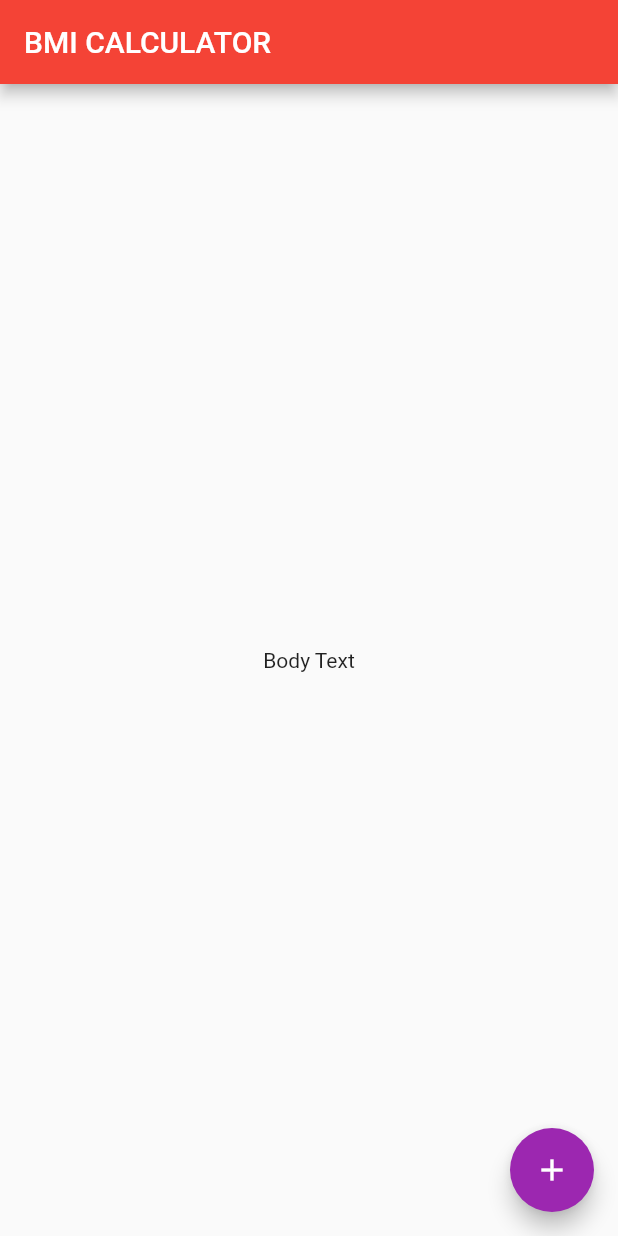
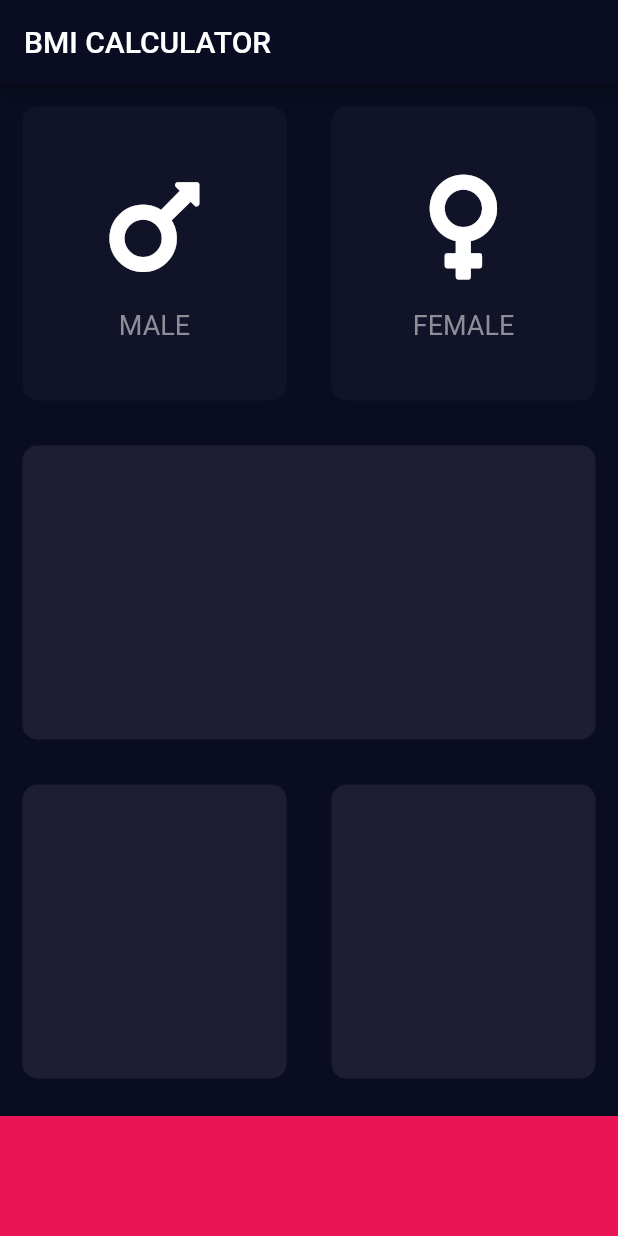
Before and after one commit to flavioccf/bmi_calculator_flutter, a Flutter app: the screen it shows after launch, on a phone screen of 412 x 824 dp. Run offline on Flutter 3.47's test engine with Material 2 defaults, Android fonts, the phone set to English and light mode, and no system bars; our stand-ins replace font_awesome_flutter.

Commit message:
ternary operator for gender pick

```diff
--- a/lib/main.dart
+++ b/lib/main.dart
@@ -1,4 +1,5 @@
 import 'package:bmi_calculator/themes/theme.dart';
+import 'package:bmi_calculator/views/input_page.dart';
 import 'package:flutter/material.dart';
 
 void main() => runApp(BMICalculator());
@@ -7,30 +8,8 @@ class BMICalculator extends StatelessWidget {
   @override
   Widget build(BuildContext context) {
     return MaterialApp(
-      theme: appTheme(),
+      theme: appDarkTheme(),
       home: InputPage(),
     );
   }
 }
-
-class InputPage extends StatefulWidget {
-  @override
-  _InputPageState createState() => _InputPageState();
-}
-
-class _InputPageState extends State<InputPage> {
-  @override
-  Widget build(BuildContext context) {
-    return Scaffold(
-      appBar: AppBar(
-        title: Text('BMI CALCULATOR'),
-      ),
-      body: Center(
-        child: Text('Body Text'),
-      ),
-      floatingActionButton: FloatingActionButton(
-        child: Icon(Icons.add),
-      ),
-    );
-  }
-}
--- a/lib/themes/theme.dart
+++ b/lib/themes/theme.dart
@@ -1,9 +1,19 @@
 import 'package:flutter/material.dart';
 
-
-appTheme () {
+appTheme() {
   return ThemeData(
-    primaryColor: Colors.red,
-    accentColor: Colors.purple,
+    primaryColor: Color(0xFF0A0D22),
+    scaffoldBackgroundColor: Color(0xFF0A0D22),
+    accentColor: Color(0xFFEB1555),
+    textTheme: TextTheme(
+      bodyText2: TextStyle(color: Colors.white),
+    ),
   );
 }
+
+appDarkTheme() {
+  return ThemeData.dark().copyWith(
+    primaryColor: Color(0xFF0A0D22),
+    scaffoldBackgroundColor: Color(0xFF0A0D22),
+  );
+}
--- /dev/null
+++ b/lib/views/input_page.dart
@@ -0,0 +1,92 @@
+import 'package:bmi_calculator/widgets/icon_content.dart';
+import 'package:bmi_calculator/widgets/reusable_card.dart';
+import 'package:flutter/material.dart';
+import 'package:font_awesome_flutter/font_awesome_flutter.dart';
+
+const bottomContainerHeight = 80.0;
+const bottomContainerColor = Color(0xFFEB1555);
+
+enum Gender {
+  male,
+  female,
+}
+
+class InputPage extends StatefulWidget {
+  @override
+  _InputPageState createState() => _InputPageState();
+}
+
+class _InputPageState extends State<InputPage> {
+  Gender selectedGender;
+
+  @override
+  Widget build(BuildContext context) {
+    return Scaffold(
+      appBar: AppBar(
+        title: Text('BMI CALCULATOR'),
+      ),
+      body: Column(
+        children: [
+          Expanded(
+            child: Row(
+              children: [
+                Expanded(
+                  child: ReusableCard(
+                    color: selectedGender == Gender.male
+                        ? activeColor
+                        : inactiveCardColor,
+                    cardChild: IconContent(
+                      cardText: 'MALE',
+                      fontIcon: FontAwesomeIcons.mars,
+                    ),
+                    function: () {
+                      setState(() {
+                        selectedGender = Gender.male;
+                      });
+                    },
+                  ),
+                ),
+                Expanded(
+                  child: ReusableCard(
+                    color: selectedGender == Gender.female
+                        ? activeColor
+                        : inactiveCardColor,
+                    cardChild: IconContent(
+                      cardText: 'FEMALE',
+                      fontIcon: FontAwesomeIcons.venus,
+                    ),
+                    function: () {
+                      setState(() {
+                        selectedGender = Gender.female;
+                      });
+                    },
+                  ),
+                ),
+              ],
+            ),
+          ),
+          Expanded(
+            child: ReusableCard(),
+          ),
+          Expanded(
+              child: Row(
+            children: [
+              Expanded(
+                child: ReusableCard(),
+              ),
+              Expanded(
+                child: ReusableCard(),
+              ),
+            ],
+          )),
+          Container(
+            color: bottomContainerColor,
+            margin: EdgeInsets.only(top: 10.0),
+            width: double.infinity,
+            height: bottomContainerHeight,
+          )
+        ],
+      ),
+    );
+  }
+}
--- /dev/null
+++ b/lib/widgets/icon_content.dart
@@ -0,0 +1,33 @@
+import 'package:flutter/material.dart';
+
+const TextStyle textStyle = TextStyle(
+  fontSize: 18.0,
+  color: Color(0XFF8D8E98),
+);
+
+class IconContent extends StatelessWidget {
+  IconContent({@required this.fontIcon, @required this.cardText});
+  final IconData fontIcon;
+  final String cardText;
+
+  @override
+  Widget build(BuildContext context) {
+    return Column(
+      mainAxisAlignment: MainAxisAlignment.center,
+      crossAxisAlignment: CrossAxisAlignment.center,
+      children: [
+        Icon(
+          fontIcon,
+          size: 80.0,
+        ),
+        SizedBox(
+          height: 15.0,
+        ),
+        Text(
+          cardText,
+          style: textStyle,
+        )
+      ],
+    );
+  }
+}
--- /dev/null
+++ b/lib/widgets/reusable_card.dart
@@ -0,0 +1,26 @@
+import 'package:flutter/material.dart';
+
+const activeColor = Color(0xFF1D1E33);
+const inactiveCardColor = Color(0xFF111328);
+
+class ReusableCard extends StatelessWidget {
+  ReusableCard({this.color, this.cardChild, this.function});
+  final Color color;
+  final Widget cardChild;
+  final function;
+
+  @override
+  Widget build(BuildContext context) {
+    return GestureDetector(
+      onTap: function,
+      child: Container(
+        margin: EdgeInsets.all(15.0),
+        decoration: BoxDecoration(
+          color: (color != null ? color : activeColor),
+          borderRadius: BorderRadius.circular(10.0),
+        ),
+        child: cardChild,
+      ),
+    );
+  }
+}
--- a/pubspec.yaml
+++ b/pubspec.yaml
@@ -23,11 +23,8 @@ environment:
 dependencies:
   flutter:
     sdk: flutter
-
-
-  # The following adds the Cupertino Icons font to your application.
-  # Use with the CupertinoIcons class for iOS style icons.
   cupertino_icons: ^1.0.0
+  font_awesome_flutter: ^8.10.0
 
 dev_dependencies:
   flutter_test:
```
Also changed, not shown: pubspec.lock, 1 other file.
